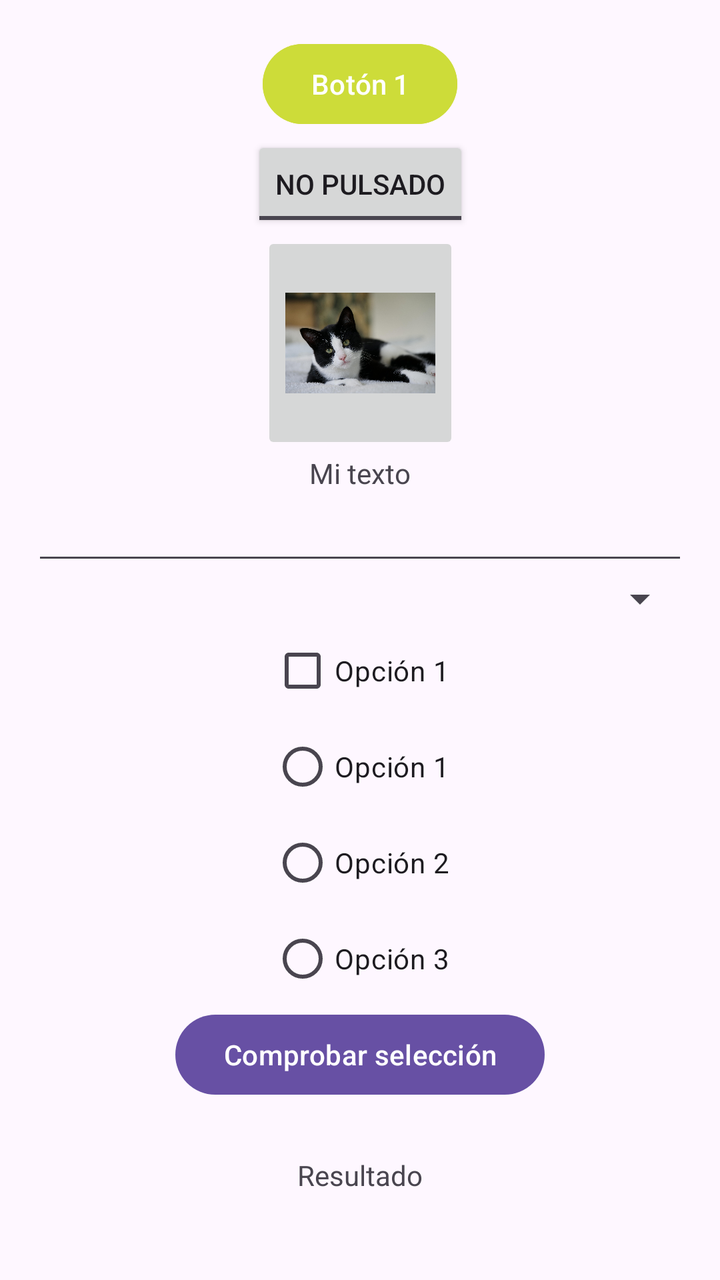
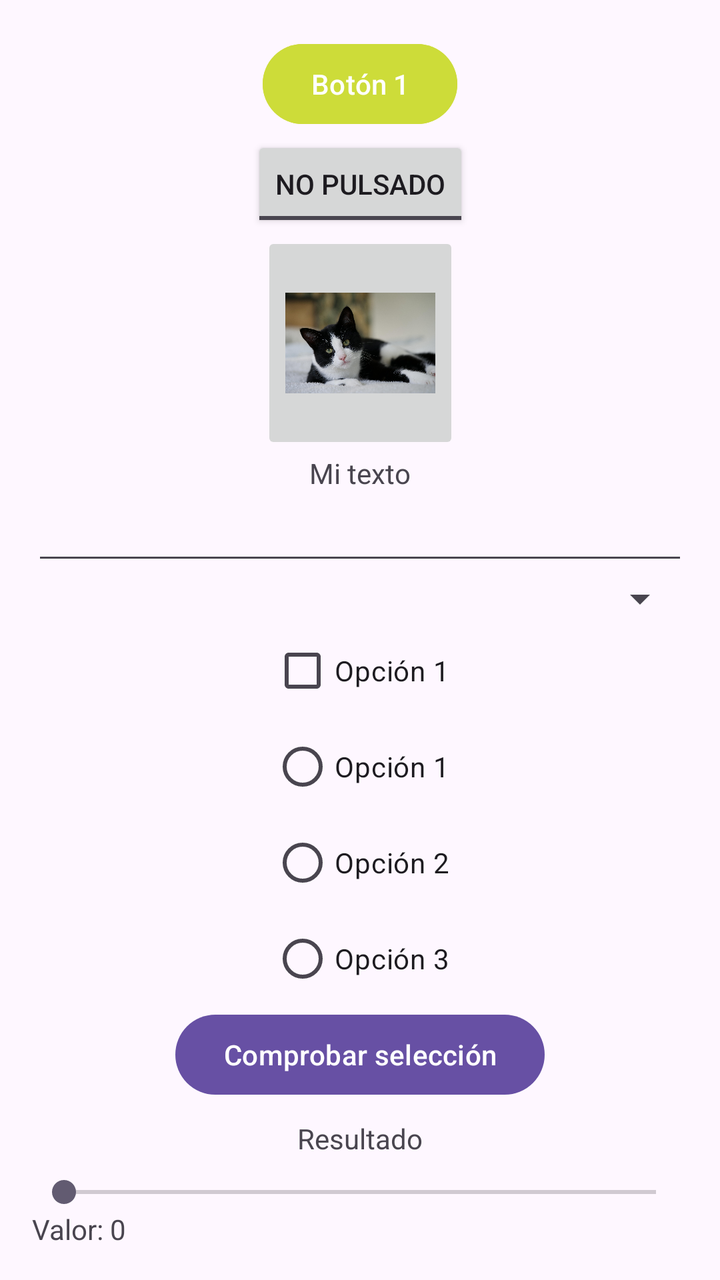

Two renders of the same Android screen: before a commit and after it. Below are the layout's source before the change and the commit's diff.
<!-- AndroidManifest.xml: application theme Theme.Tema4InterfacesDeUsuario -->
<!-- res/layout/activity_main.xml -->
<?xml version="1.0" encoding="utf-8"?>
<GridLayout xmlns:android="http://schemas.android.com/apk/res/android"
    xmlns:tools="http://schemas.android.com/tools"
    android:id="@+id/main"
    android:layout_width="match_parent"
    android:layout_height="match_parent"
    android:columnCount="1"
    android:gravity="center"
    android:padding="16dp"
    tools:context=".MainActivity">

    <Button
        android:layout_width="wrap_content"
        android:layout_height="wrap_content"
        android:layout_gravity="center"
        android:layout_margin="2dp"
        android:backgroundTint="#CDDC39"
        android:text="Botón 1" />

    <ToggleButton
        android:id="@+id/miToggleButton"
        android:layout_width="wrap_content"
        android:layout_height="wrap_content"
        android:layout_gravity="center"
        android:textOn="Pulsado"
        android:textOff="No pulsado" />

    <ImageButton
        android:id="@+id/miImageButton"
        android:layout_width="99dp"
        android:layout_height="111dp"
        android:layout_gravity="center"
        android:src="@drawable/imagen2"
        android:contentDescription="Botón de imagen"
        android:scaleType="fitCenter" />

    <TextView
        android:id="@+id/texto"
        android:layout_width="wrap_content"
        android:layout_height="wrap_content"
        android:layout_gravity="center"
        android:text="Mi texto" />

    <AutoCompleteTextView
        android:id="@+id/miTexto"
        android:layout_width="match_parent"
        android:layout_height="wrap_content"
        android:completionHint="Elige una opcion"
        android:completionThreshold="4" />

    <Spinner
        android:id="@+id/miSpinner"
        android:layout_width="match_parent"
        android:layout_height="wrap_content"
        android:layout_gravity="center" />

    <CheckBox
        android:id="@+id/checkbox1"
        android:layout_width="wrap_content"
        android:layout_height="wrap_content"
        android:layout_gravity="center"
        android:text="Opción 1" />

    <RadioGroup
        android:id="@+id/radioGroup"
        android:layout_width="wrap_content"
        android:layout_height="wrap_content"
        android:layout_gravity="center">

        <RadioButton
            android:id="@+id/radioButton1"
            android:layout_width="wrap_content"
            android:layout_height="wrap_content"
            android:text="Opción 1" />

        <RadioButton
            android:id="@+id/radioButton2"
            android:layout_width="wrap_content"
            android:layout_height="wrap_content"
            android:text="Opción 2" />

        <RadioButton
            android:id="@+id/radioButton3"
            android:layout_width="wrap_content"
            android:layout_height="wrap_content"
            android:text="Opción 3" />

    </RadioGroup>

    <Button
        android:id="@+id/button_check"
        android:layout_width="wrap_content"
        android:layout_height="wrap_content"
        android:layout_gravity="center"
        android:text="Comprobar selección" />

    <TextView
        android:id="@+id/textViewResult"
        android:layout_width="wrap_content"
        android:layout_height="wrap_content"
        android:layout_gravity="center"
        android:text="Resultado" />

</GridLayout>
<!-- resources referenced by this layout -->
<resources>
  <!-- drawable imagen2: jpg bitmap (drawable, 354804 bytes) -->
  <style name="Theme.Tema4InterfacesDeUsuario" parent="Base.Theme.Tema4InterfacesDeUsuario" />
  <style name="Base.Theme.Tema4InterfacesDeUsuario" parent="Theme.Material3.DayNight.NoActionBar">
          
          
      </style>
</resources>

<!-- the commit's change to res/layout/activity_main.xml (unified diff, before → after) -->
@@ -101,4 +101,16 @@
         android:layout_gravity="center"
         android:text="Resultado" />
 
+    <SeekBar
+        android:id="@+id/seekBar"
+        android:layout_width="match_parent"
+        android:layout_height="wrap_content"
+        android:max="100"/>
+
+    <TextView
+        android:id="@+id/textViewProgress"
+        android:layout_width="wrap_content"
+        android:layout_height="wrap_content"
+        android:text="Valor: 0" />
+
 </GridLayout>
